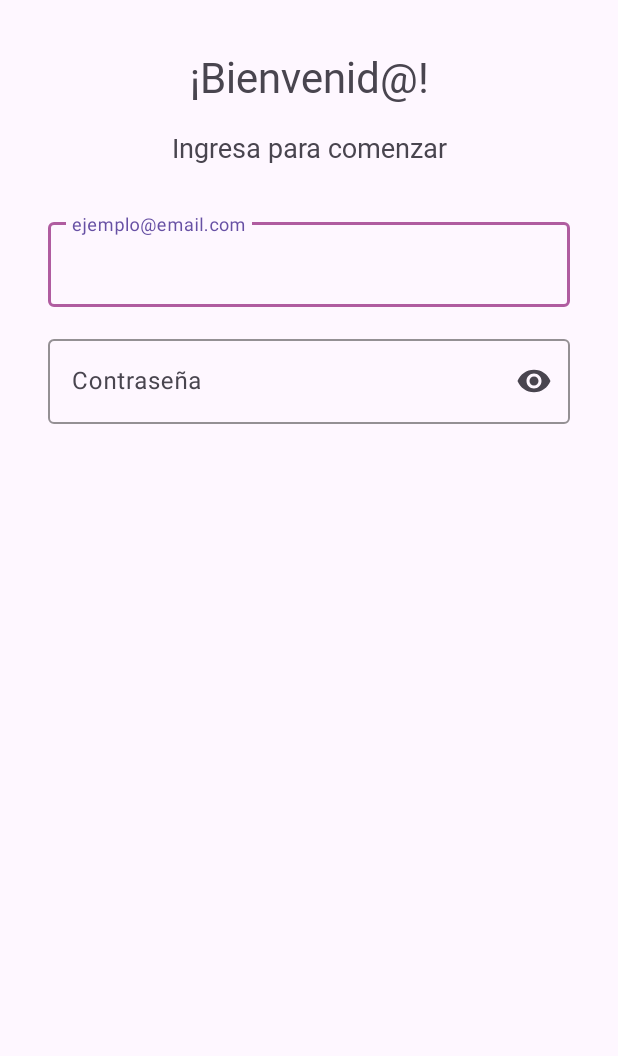
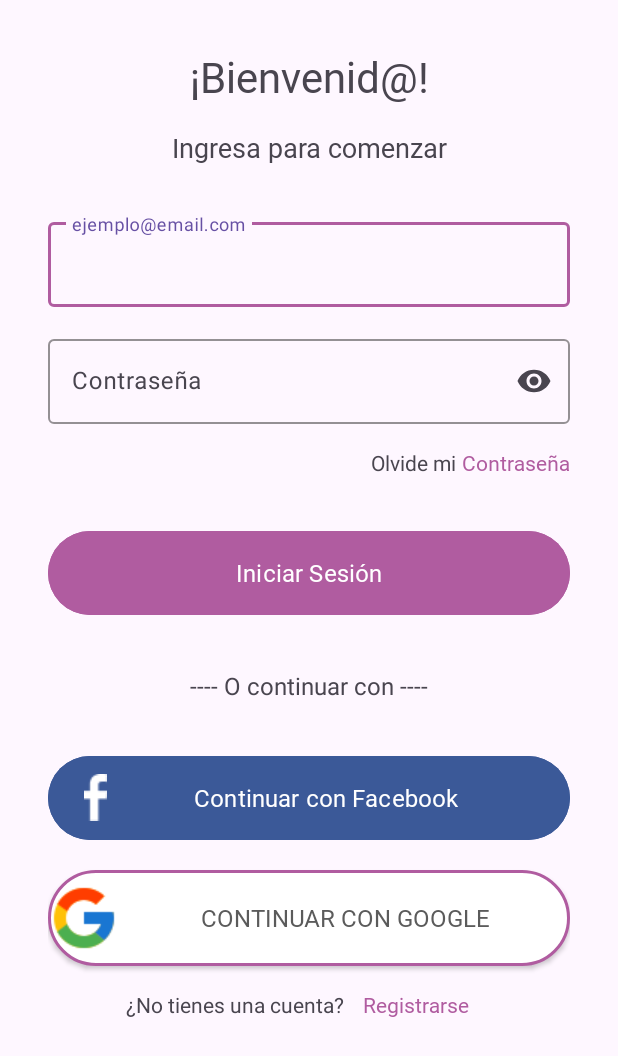
Before and after one commit to jorgereyesti/Acompaniar, an Android app: the layout activity_login.xml on its own in the app's theme, with its tools: preview values and no code run, on a phone screen of 412 x 824 dp. Shown: the top 1056 px of the screen. Run offline under Robolectric (Android 15) with nearby library versions, the phone set to English and light mode, and no system bars.

Commit message:
design login, styles button, icons.

```diff
--- /dev/null
+++ b/app/src/main/res/drawable/button_border.xml
@@ -0,0 +1,9 @@
+<?xml version="1.0" encoding="utf-8"?>
+<shape xmlns:android="http://schemas.android.com/apk/res/android">
+    <!-- Borde de 2dp de grosor y color violeta -->
+    <solid android:color="#FFFFFF"/>
+    <stroke
+        android:width="2dp"
+        android:color="@color/prim"/> <!-- Violeta -->
+    <corners android:radius="54dp"/>
+</shape>
--- a/app/src/main/res/layout/activity_login.xml
+++ b/app/src/main/res/layout/activity_login.xml
@@ -6,6 +6,7 @@
     android:layout_width="match_parent"
     android:layout_height="match_parent"
     android:layout_margin="@dimen/_32sdp"
+    android:foregroundTint="#9C27B0"
     tools:context=".presentation.ui.LoginActivity">
 
     <TextView
@@ -19,6 +20,7 @@
         app:layout_constraintEnd_toEndOf="parent"
         app:layout_constraintStart_toStartOf="parent"
         app:layout_constraintTop_toTopOf="parent" />
+
     <TextView
         android:id="@+id/textView2"
         android:layout_width="0dp"
@@ -64,7 +66,101 @@
             android:id="@+id/tie_login_password"
             android:layout_width="match_parent"
             android:layout_height="wrap_content"
-            android:inputType="textPassword"
-            android:hint="@string/contrase_a" />
+            android:hint="@string/contrase_a"
+            android:inputType="textPassword" />
     </com.google.android.material.textfield.TextInputLayout>
+
+    <TextView
+        android:id="@+id/tv_login_forgot"
+        android:layout_width="0dp"
+        android:layout_height="wrap_content"
+        android:layout_marginTop="16dp"
+        android:layout_marginEnd="4dp"
+        android:text="@string/olvide_mi_contrase_a"
+        android:textAlignment="textEnd"
+        app:layout_constraintEnd_toStartOf="@+id/tv_login_forgontpass"
+        app:layout_constraintStart_toStartOf="parent"
+        app:layout_constraintTop_toBottomOf="@+id/ti_login_password" />
+
+    <TextView
+        android:id="@+id/tv_login_forgontpass"
+        android:layout_width="0dp"
+        android:layout_height="wrap_content"
+        android:layout_marginTop="16dp"
+        android:fontFamily="@font/mplus_rounded1c_extrabold"
+        android:text="@string/contrase_a"
+        android:textColor="@color/prim"
+        app:layout_constraintEnd_toEndOf="parent"
+        app:layout_constraintTop_toBottomOf="@+id/ti_login_password" />
+
+    <Button
+        android:id="@+id/bt_login"
+        style="@style/StandardButtonStyle"
+        android:layout_marginTop="32dp"
+        android:text="@string/iniciar_sesi_n"
+        app:layout_constraintEnd_toEndOf="parent"
+        app:layout_constraintStart_toStartOf="parent"
+        app:layout_constraintTop_toBottomOf="@+id/tv_login_forgot" />
+
+    <TextView
+        android:id="@+id/textView5"
+        android:layout_width="0dp"
+        android:layout_height="wrap_content"
+        android:layout_marginTop="32dp"
+        android:text="@string/o_continuar_con"
+        android:textAlignment="center"
+        android:textSize="16sp"
+        app:layout_constraintEnd_toEndOf="parent"
+        app:layout_constraintStart_toStartOf="parent"
+        app:layout_constraintTop_toBottomOf="@+id/bt_login" />
+
+    <Button
+        android:id="@+id/bt_login_face"
+        android:layout_width="0dp"
+        android:layout_height="64dp"
+        android:layout_marginTop="32dp"
+        android:backgroundTint="@color/face"
+        android:drawableLeft="@drawable/fbicon"
+        android:fontFamily="@font/mplus_rounded1c_extrabold"
+        android:text="Continuar con Facebook"
+        android:textSize="16sp"
+        app:layout_constraintEnd_toEndOf="parent"
+        app:layout_constraintStart_toStartOf="parent"
+        app:layout_constraintTop_toBottomOf="@+id/textView5" />
+
+    <androidx.appcompat.widget.AppCompatButton
+        android:id="@+id/bt_login_google"
+        style="@style/BorderButtonStyle"
+        android:layout_marginTop="16dp"
+        android:drawableLeft="@drawable/google"
+        android:text="@string/continuar_con_google"
+        app:layout_constraintEnd_toEndOf="parent"
+        app:layout_constraintStart_toStartOf="parent"
+        app:layout_constraintTop_toBottomOf="@+id/bt_login_face" />
+
+    <TextView
+        android:id="@+id/textView6"
+        android:layout_width="wrap_content"
+        android:layout_height="wrap_content"
+        android:layout_marginStart="52dp"
+        android:layout_marginTop="16dp"
+        android:text="@string/no_tienes_una_cuenta"
+        android:textAlignment="textEnd"
+        app:layout_constraintStart_toStartOf="parent"
+        app:layout_constraintTop_toBottomOf="@+id/bt_login_google" />
+
+    <TextView
+        android:id="@+id/tv_login_register"
+        android:layout_width="wrap_content"
+        android:layout_height="wrap_content"
+        android:layout_marginStart="8dp"
+        android:fontFamily="@font/mplus_rounded1c_extrabold"
+        android:text="@string/registrarse"
+        android:textColor="@color/prim"
+        app:layout_constraintBottom_toBottomOf="@+id/textView6"
+        app:layout_constraintEnd_toEndOf="parent"
+        app:layout_constraintHorizontal_bias="0.067"
+        app:layout_constraintStart_toEndOf="@+id/textView6"
+        app:layout_constraintTop_toTopOf="@+id/textView6"
+        app:layout_constraintVertical_bias="0.0" />
 </androidx.constraintlayout.widget.ConstraintLayout>
--- a/app/src/main/res/values/colors.xml
+++ b/app/src/main/res/values/colors.xml
@@ -5,4 +5,5 @@
     <color name="prim">#B05CA0</color>
     <color name="sec">#5CB06C</color>
     <color name="text">#5B5B5B</color>
+    <color name="face">#3B5998</color>
 </resources>
--- a/app/src/main/res/values/strings.xml
+++ b/app/src/main/res/values/strings.xml
@@ -35,4 +35,11 @@
     <string name="ingresa_para_comenzar">Ingresa para comenzar</string>
     <string name="label">ejemplo@email.com</string>
     <string name="contrase_a">Contraseña</string>
+    <string name="helper_text"><![CDATA[Logitud >8 con 1 MAYÚS, 1 minús y 1 símbolo]]></string>
+    <string name="olvide_mi_contrase_a">Olvide mi </string>
+    <string name="iniciar_sesi_n">Iniciar Sesión</string>
+    <string name="o_continuar_con">---- O continuar con ----</string>
+    <string name="continuar_con_google">Continuar con Google</string>
+    <string name="no_tienes_una_cuenta">¿No tienes una cuenta?</string>
+    <string name="registrarse">Registrarse</string>
 </resources>
--- /dev/null
+++ b/app/src/main/res/values/styles.xml
@@ -0,0 +1,28 @@
+<?xml version="1.0" encoding="utf-8"?>
+<resources>
+    <!-- Estilo para botones -->
+    <style name="StandardButtonStyle" >
+        <item name="android:layout_width">match_parent</item>
+        <item name="android:layout_height">64dp</item>
+        <item name="android:textSize">16sp</item>
+        <item name="android:fontFamily">@font/mplus_rounded1c_extrabold</item>
+        <item name="android:backgroundTint">@color/prim</item> <!-- Efecto de presionar -->
+        <item name="android:textColor">#FFFFFF</item>
+        <item name="android:gravity">center</item>
+        <item name="android:minHeight">48dp</item>
+        <item name="android:minWidth">100dp</item>
+        <item name="android:elevation">4dp</item> <!-- Sombra en API 21+ -->
+    </style>
+    <style name="BorderButtonStyle" >
+        <item name="android:layout_width">match_parent</item>
+        <item name="android:layout_height">64dp</item>
+        <item name="android:textSize">16sp</item>
+        <item name="android:fontFamily">@font/mplus_rounded1c_extrabold</item>
+        <item name="android:background">@drawable/button_border</item> <!-- Aplicar el contorno violeta -->
+        <item name="android:textColor">@color/text</item>
+        <item name="android:gravity">center</item>
+        <item name="android:minHeight">48dp</item>
+        <item name="android:minWidth">100dp</item>
+        <item name="android:elevation">4dp</item> <!-- Sombra en API 21+ -->
+    </style>
+</resources>
```
Also changed, not shown: app/src/main/res/drawable/fbicon.png (added).
